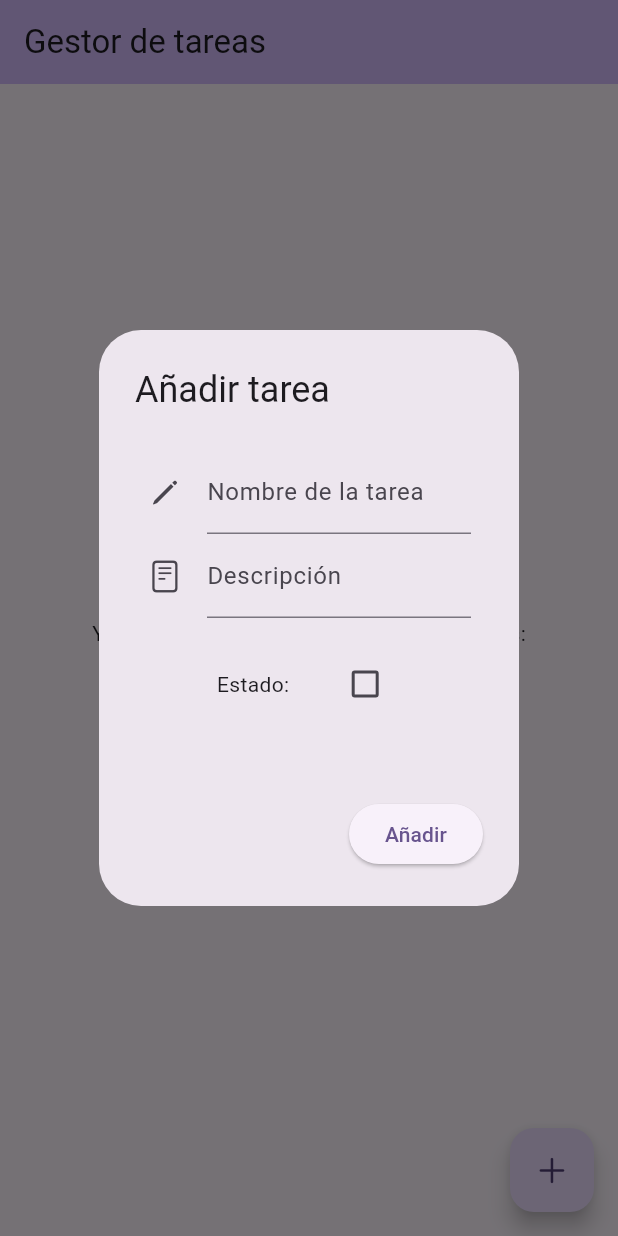
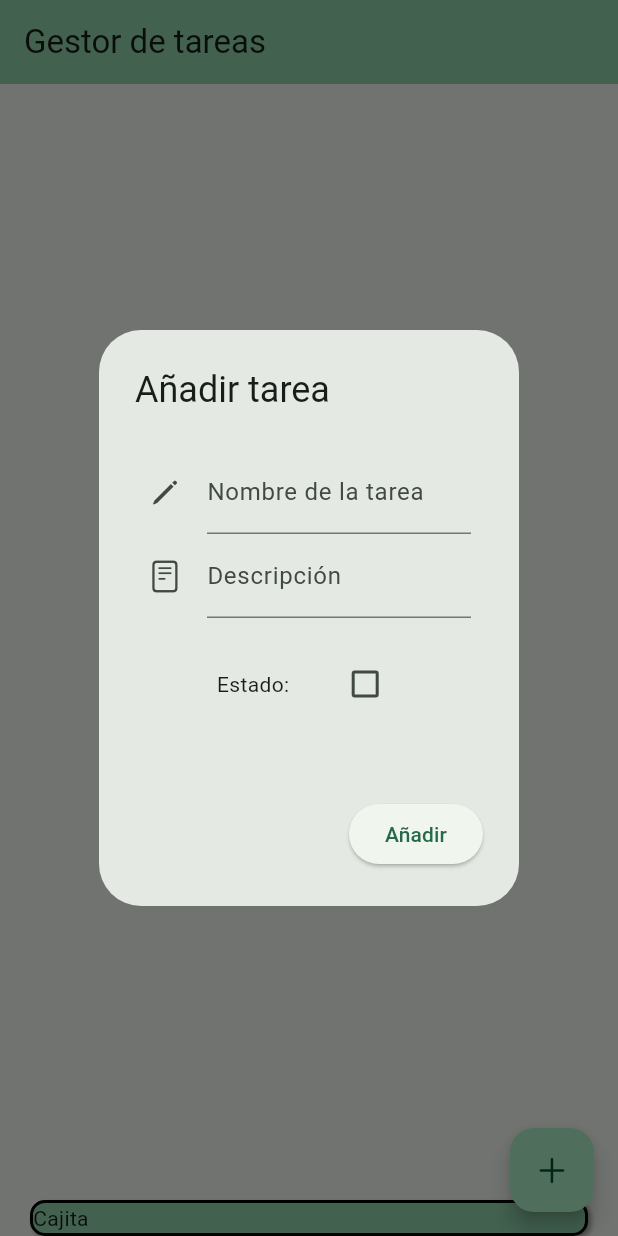
Before and after one commit to jpsoso/GestorTareas, a Flutter app: the screen it shows after launch, after a tap on an icon or button, on a phone screen of 412 x 824 dp. Run offline on Flutter 3.47's test engine with Material 3 defaults, Android fonts, the phone set to English and light mode, and no system bars; missing offline and left inert: dart:ffi.

Commit message:
changed theme

```diff
--- a/lib/main.dart
+++ b/lib/main.dart
@@ -1,5 +1,6 @@
 import 'package:flutter/material.dart';
 import 'package:flutter/cupertino.dart';
+import 'package:gestortareas/myClasses.dart';
 
 void main() {
   runApp(const MyApp());
@@ -30,7 +31,7 @@
         //
         // This works for code too, not just values: Most code changes can be
         // tested with just a hot reload.
-        colorScheme: ColorScheme.fromSeed(seedColor: Colors.deepPurple),
+        colorScheme: ColorScheme.fromSeed(seedColor: Colors.greenAccent),
         useMaterial3: true,
       ),
       home: const MyHomePage(title: 'Gestor de tareas'),
@@ -59,6 +60,20 @@
 class _MyHomePageState extends State<MyHomePage> {
   int _counter = 0;
   bool _NUEVA_TAREA_hecha = false; // Variable del check box de añadir tarea
+  final List<String> items = List<String>.generate(3, (i) => 'Item $i');
+
+  // Controladores de los formularios
+
+  // Gestión de las tareas
+  GestorTareas gestorTareas = GestorTareas();
+
+  void anadeTarea(String name, String desc)
+  {
+    setState(() {
+      Tarea tarea = Tarea(name, desc, false);
+      gestorTareas.anade(tarea);
+    });
+  }
 
   void _incrementCounter() {
     setState(() {
@@ -89,38 +104,54 @@
         // the App.build method, and use it to set our appbar title.
         title: Text(widget.title),
       ),
-      body: Center(
-        // Center is a layout widget. It takes a single child and positions it
-        // in the middle of the parent.
-        child: Column(
-          // Column is also a layout widget. It takes a list of children and
-          // arranges them vertically. By default, it sizes itself to fit its
-          // children horizontally, and tries to be as tall as its parent.
-          //
-          // Column has various properties to control how it sizes itself and
-          // how it positions its children. Here we use mainAxisAlignment to
-          // center the children vertically; the main axis here is the vertical
-          // axis because Columns are vertical (the cross axis would be
-          // horizontal).
-          //
-          // TRY THIS: Invoke "debug painting" (choose the "Toggle Debug Paint"
-          // action in the IDE, or press "p" in the console), to see the
-          // wireframe for each widget.
-          mainAxisAlignment: MainAxisAlignment.center,
-          children: <Widget>[
-            const Text(
-              'You have pushed the button this many times:',
+      body: Column(
+        children: [
+          Expanded(
+            child: ListView.builder(
+              scrollDirection: Axis.vertical,
+              shrinkWrap: true,
+              physics: ClampingScrollPhysics(),
+              itemCount: gestorTareas.tamano(),
+              itemBuilder: (context, index) {
+                ListView.builder(
+                    padding: const EdgeInsets.all(8),
+                    itemCount: items.length,
+                    itemBuilder: (BuildContext context, int index) {
+                      return Container(
+                        height: 50,
+                        child: Center(child: Text('Entry ${entries[index]}')),
+                      );
+                    }
+                );
+              },
             ),
-            Text(
-              '$_counter',
-              style: Theme.of(context).textTheme.headlineMedium,
+          ),
+          Container(
+            margin: const EdgeInsets.only(left: 20.0, right: 20.0),
+            width: double.infinity,
+            child: Text("Cajita"),
+            decoration: BoxDecoration(
+                color: Theme.of(context).colorScheme.inversePrimary,
+                border: Border.all(
+                  color: Colors.black,
+                  width: 2.0,
+                ),
+                borderRadius: BorderRadius.circular(10.0),
+                boxShadow: const [
+                  BoxShadow(
+                      color: Colors.grey ,
+                      blurRadius: 2.0,
+                      offset: Offset(2.0,2.0)
+                  )
+                ]
+            ),
           ),
         ],
-        ),
       ),
       floatingActionButton: FloatingActionButton(
         child: Icon(CupertinoIcons.add),
         onPressed: () {
+          //setState(() { /*code*/
             showDialog(
                 context: context,
                 builder: (BuildContext context) {
@@ -144,27 +175,6 @@
                                 icon: Icon(CupertinoIcons.doc_plaintext),
                               ),
                             ),
-                          /*Row(
-                            children: [
-                              Text("Estado:"),
-                              Row(
-                                children: [
-                                  Column(
-                                    children: [
-                                      Text("Hecha"),
-                                      Checkbox(value: false, onChanged: null)
-                                    ],
-                                  ),
-                                  Column(
-                                    children: [
-                                      Text("Por hacer"),
-                                      Checkbox(value: false, onChanged: null)
-                                    ],
-                                  )
-                                ],
-                              ),
-                            ],
-                          ),*/
                             Container(
                               padding: EdgeInsets.all(20.0),
                               child: Row(
@@ -191,11 +201,15 @@
                       ElevatedButton(
                           child: Text("Añadir"),
                           onPressed: () {
-                          // your code
+                            setState(() {
+                              this.items.add('12');
+                            });
                           })
                     ],
                   );
                 });
+          //});
+
         },
       ), // This trailing comma makes auto-formatting nicer for build methods.
     );
--- a/lib/myClasses.dart
+++ b/lib/myClasses.dart
@@ -67,4 +67,9 @@ class GestorTareas {
     }
     return toReturn;
   }
+
+  int tamano()
+  {
+    return tareas.length;
+  }
 }
```
Lines whose indentation alone changed are shown as unchanged.
